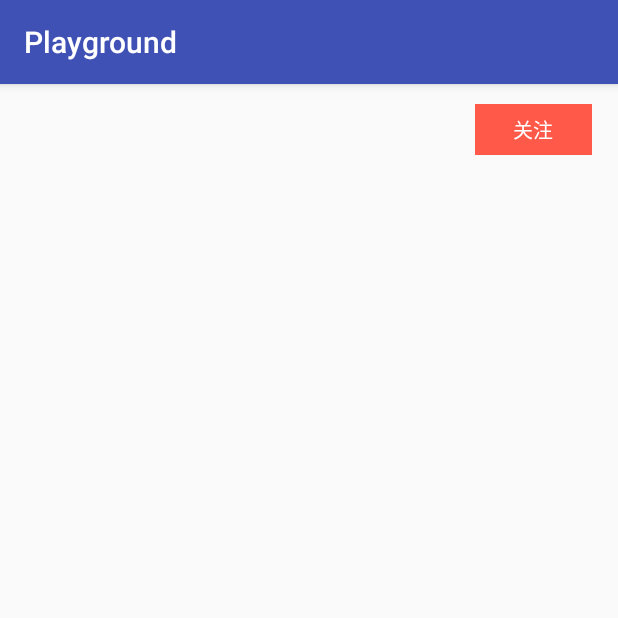
After one commit to liyonganStudy/playground, an Android app: the SimpleAnimationActivity screen opened directly, with no data from a screen before it, on a phone screen of 412 x 824 dp, the top half of it. The commit adds this screen. Run offline under Robolectric (Android 15) with nearby library versions, the phone set to English and light mode, and no system bars.

Commit message:
创建简单动画

```diff
--- a/app/src/main/java/com/demo/playground/MainActivity.java
+++ b/app/src/main/java/com/demo/playground/MainActivity.java
@@ -72,7 +72,7 @@ public class MainActivity extends AppCompatActivity {
             }
             final String activityName = getItem(position);
             Button button = ((Button) convertView.findViewById(R.id.openActivity));
-            button.setText(mContext.getString(R.string.openActivity, activityName.substring(mContext.getPackageName().length() + 1)));
+            button.setText(mContext.getString(R.string.openActivity, activityName.substring(activityName.lastIndexOf(".") + 1)));
             button.setOnClickListener(new View.OnClickListener() {
                 @Override
                 public void onClick(View v) {
--- /dev/null
+++ b/app/src/main/java/com/demo/playground/animation/FollowButton.java
@@ -0,0 +1,117 @@
+package com.demo.playground.animation;
+
+import android.animation.Animator;
+import android.animation.AnimatorListenerAdapter;
+import android.animation.ArgbEvaluator;
+import android.animation.ValueAnimator;
+import android.content.Context;
+import android.graphics.Canvas;
+import android.graphics.Color;
+import android.support.annotation.Nullable;
+import android.support.v4.graphics.ColorUtils;
+import android.util.AttributeSet;
+
+import com.demo.playground.R;
+import com.demo.playground.utils.DimensionUtils;
+
+/**
+ * Created by hzliyongan on 2018/4/8.
+ */
+
+public class FollowButton extends android.support.v7.widget.AppCompatTextView {
+    private int mCustomBackgroundColor;
+    private ValueAnimator mFollowAnimator;
+    private ValueAnimator mUnFollowAnimator;
+    private boolean mShowFollowStatus = true;
+
+    public FollowButton(Context context) {
+        super(context);
+        init();
+    }
+
+    private void init() {
+        mFollowAnimator = getAnimator(1f, 0f);
+        mUnFollowAnimator = getAnimator(0f, 1f);
+    }
+
+    private ValueAnimator getAnimator(float from, float to) {
+        final int unFollowWidth = DimensionUtils.dimen2px(getContext(), R.dimen.followButtonWidth);
+        final int followedWith = DimensionUtils.dimen2px(getContext(), R.dimen.followButtonHeight);
+        final int unFollowColor = getResources().getColor(R.color.themeRed);
+        final int followedColor = ColorUtils.compositeColors(getResources().getColor(R.color.buttonBg), Color.BLACK);
+        ValueAnimator animator = ValueAnimator.ofFloat(from, to).setDuration(300);
+        animator.addUpdateListener(new ValueAnimator.AnimatorUpdateListener() {
+            ArgbEvaluator argbEvaluator = new ArgbEvaluator();
+            @Override
+            public void onAnimationUpdate(ValueAnimator animation) {
+                float fraction = (float) animation.getAnimatedValue();
+
+                getLayoutParams().width = (int) (unFollowWidth - (unFollowWidth - followedWith) * fraction);
+                requestLayout();
+                setCustomBackgroundColor((Integer) argbEvaluator.evaluate(fraction, unFollowColor, followedColor));
+
+                if (fraction < 0.3f) {
+                    setTextColor(ColorUtils.setAlphaComponent(Color.WHITE, (int) ((1 - fraction / 0.3f) * 255)));
+                    if (!mShowFollowStatus) {
+                        mShowFollowStatus = true;
+                        setCompoundDrawablesWithIntrinsicBounds(0, 0, 0, 0);
+                        setText(getResources().getText(R.string.follow));
+                    }
+                } else {
+                    if (mShowFollowStatus) {
+                        mShowFollowStatus = false;
+                        setText("");
+                        setCompoundDrawablesWithIntrinsicBounds(0, R.drawable.vd_profile_btn_icn_followed, 0, 0);
+                    }
+                    int alpha = (int) ((fraction - 0.3f) / 0.7f * 255);
+                    getCompoundDrawables()[1].setAlpha(alpha);
+                    setTextColor(ColorUtils.setAlphaComponent(Color.WHITE, alpha));
+
+                }
+
+            }
+        });
+        animator.addListener(new AnimatorListenerAdapter() {
+            @Override
+            public void onAnimationEnd(Animator animation) {
+                super.onAnimationEnd(animation);
+                setClickable(true);
+            }
+
+            @Override
+            public void onAnimationStart(Animator animation) {
+                super.onAnimationStart(animation);
+                setClickable(false);
+            }
+        });
+        return animator;
+    }
+
+    public FollowButton(Context context, @Nullable AttributeSet attrs) {
+        super(context, attrs);
+        init();
+    }
+
+    public int getCustomBackgroundColor() {
+        return mCustomBackgroundColor;
+    }
+
+    public void setCustomBackgroundColor(int customBackgroundColor) {
+        mCustomBackgroundColor = customBackgroundColor;
+    }
+
+    @Override
+    protected void onDraw(Canvas canvas) {
+        canvas.drawColor(mCustomBackgroundColor);
+        super.onDraw(canvas);
+    }
+
+    public void startFollowAnimator() {
+        mFollowAnimator.start();
+    }
+
+    public void startUnFollowAnimator() {
+        mUnFollowAnimator.start();
+    }
+
+}
--- /dev/null
+++ b/app/src/main/java/com/demo/playground/animation/SimpleAnimationActivity.java
@@ -0,0 +1,60 @@
+package com.demo.playground.animation;
+
+import android.animation.Animator;
+import android.animation.AnimatorListenerAdapter;
+import android.animation.AnimatorSet;
+import android.animation.ArgbEvaluator;
+import android.animation.ObjectAnimator;
+import android.animation.ValueAnimator;
+import android.graphics.Color;
+import android.graphics.drawable.ColorDrawable;
+import android.support.v4.graphics.ColorUtils;
+import android.support.v7.app.AppCompatActivity;
+import android.os.Bundle;
+import android.view.View;
+import android.widget.TextView;
+
+import com.demo.playground.R;
+import com.demo.playground.utils.DimensionUtils;
+
+public class SimpleAnimationActivity extends AppCompatActivity {
+
+    private FollowButton mFollowButton;
+    private boolean mFollowed;
+
+
+    @Override
+    protected void onCreate(Bundle savedInstanceState) {
+        super.onCreate(savedInstanceState);
+        setContentView(R.layout.activity_simple_animation);
+        mFollowButton = (FollowButton) findViewById(R.id.followButton);
+        toggleFollowButton();
+        mFollowButton.setOnClickListener(new View.OnClickListener() {
+            @Override
+            public void onClick(View v) {
+                if (mFollowed) {
+                    mFollowButton.startFollowAnimator();
+                } else {
+                    mFollowButton.startUnFollowAnimator();
+                }
+                mFollowed = !mFollowed;
+            }
+        });
+    }
+
+
+
+    private void toggleFollowButton() {
+        if (mFollowed) {
+            mFollowButton.setText("");
+            mFollowButton.setCompoundDrawablesWithIntrinsicBounds(0, R.drawable.vd_profile_btn_icn_followed, 0, 0);
+            mFollowButton.setBackground(new ColorDrawable(ColorUtils.compositeColors(getResources().getColor(R.color.buttonBg), Color.BLACK)));
+            mFollowButton.getLayoutParams().width = DimensionUtils.dimen2px(this, R.dimen.followButtonHeight);
+        } else {
+            mFollowButton.setText(getResources().getString(R.string.follow));
+            mFollowButton.setCompoundDrawablesWithIntrinsicBounds(0, 0, 0, 0);
+            mFollowButton.setBackground(new ColorDrawable(getResources().getColor(R.color.themeRed)));
+            mFollowButton.getLayoutParams().width = DimensionUtils.dimen2px(this, R.dimen.followButtonWidth);
+        }
+    }
+}
--- a/app/src/main/java/com/demo/playground/utils/DimensionUtils.java
+++ b/app/src/main/java/com/demo/playground/utils/DimensionUtils.java
@@ -47,4 +47,7 @@ public class DimensionUtils {
         return context.getResources().getDisplayMetrics().heightPixels;
     }
 
+    public static int dimen2px(Context context, int dimen) {
+        return context.getResources().getDimensionPixelSize(dimen);
+    }
 }
--- /dev/null
+++ b/app/src/main/res/drawable/vd_profile_btn_icn_followed.xml
@@ -0,0 +1,14 @@
+<?xml version="1.0" encoding="utf-8"?>
+<vector xmlns:android="http://schemas.android.com/apk/res/android"
+    android:width="20dp"
+    android:height="20dp"
+    android:viewportWidth="60"
+    android:viewportHeight="60">
+
+    <path
+        android:fillColor="#FFFFFF"
+        android:pathData="M44.4,37.5c0.5,0.7,1.4,0.8,2.1,0.4s0.8-1.4,0.4-2.1c-2.2-3.1-5.1-5.5-8.4-7 c2.9-2.5,4.6-6.2,4.6-10.2c0-7.4-5.9-13.4-13.2-13.4c-7.3,0-13.2,6-13.2,13.4c0,4,1.7,7.7,4.6,10.2C13.8,32,8.8,39.5,8.8,47.9 c0,3.4,2.8,6.2,6.2,6.2c0.8,0,1.5-0.7,1.5-1.5s-0.7-1.5-1.5-1.5c-1.8,0-3.2-1.4-3.2-3.2c0-8.1,5.4-15.1,13-17.3 c0.8-0.2,1.3-1.1,1-1.9c0-0.1-0.1-0.2-0.1-0.3c-0.1-0.2-0.3-0.5-0.6-0.6c-3.4-1.8-5.5-5.3-5.5-9.3c0-5.8,4.6-10.4,10.2-10.4 c5.7,0,10.2,4.7,10.2,10.4c0,3.9-2.2,7.5-5.5,9.3c-0.4,0.2-0.6,0.6-0.7,0.9c-0.2,0.8,0.2,1.6,1,1.8C38.6,31.7,42,34.1,44.4,37.5z" />
+    <path
+        android:fillColor="#FFFFFF"
+        android:pathData="M58.5,35.5c-0.6-0.5-1.6-0.5-2.1,0.2L43.8,50.3l-5-5.4c-0.6-0.6-1.5-0.6-2.1-0.1 c-0.6,0.6-0.6,1.5-0.1,2.1l6.1,6.6c0.6,0.7,1.7,0.6,2.2,0l13.6-16C59.2,36.9,59.1,36,58.5,35.5z" />
+</vector>
--- /dev/null
+++ b/app/src/main/res/layout/activity_simple_animation.xml
@@ -0,0 +1,20 @@
+<?xml version="1.0" encoding="utf-8"?>
+<RelativeLayout xmlns:android="http://schemas.android.com/apk/res/android"
+    xmlns:tools="http://schemas.android.com/tools"
+    android:layout_width="match_parent"
+    android:layout_height="match_parent"
+    tools:context="com.demo.playground.animation.SimpleAnimationActivity">
+
+    <com.demo.playground.animation.FollowButton
+        android:id="@+id/followButton"
+        android:layout_width="@dimen/followButtonWidth"
+        android:layout_height="@dimen/followButtonHeight"
+        android:layout_alignParentEnd="true"
+        android:layout_alignParentTop="true"
+        android:layout_marginEnd="17dp"
+        android:layout_marginTop="13dp"
+        android:gravity="center"
+        android:text="@string/follow"
+        android:textColor="#fff"
+        android:textSize="13sp" />
+</RelativeLayout>
--- a/app/src/main/res/values/colors.xml
+++ b/app/src/main/res/values/colors.xml
@@ -3,4 +3,6 @@
     <color name="colorPrimary">#3F51B5</color>
     <color name="colorPrimaryDark">#303F9F</color>
     <color name="colorAccent">#FF4081</color>
+    <color name="themeRed">#ffFF594A</color>
+    <color name="buttonBg">#66ffffff</color>
 </resources>
--- a/app/src/main/res/values/dimens.xml
+++ b/app/src/main/res/values/dimens.xml
@@ -2,4 +2,6 @@
     <!-- Default screen margins, per the Android Design guidelines. -->
     <dimen name="activity_horizontal_margin">16dp</dimen>
     <dimen name="activity_vertical_margin">16dp</dimen>
+    <dimen name="followButtonHeight">34dp</dimen>
+    <dimen name="followButtonWidth">78dp</dimen>
 </resources>
--- a/app/src/main/res/values/strings.xml
+++ b/app/src/main/res/values/strings.xml
@@ -1,4 +1,5 @@
 <resources>
     <string name="app_name">Playground</string>
     <string name="openActivity">打开%s</string>
+    <string name="follow">关注</string>
 </resources>
```
Also changed, not shown: app/src/main/AndroidManifest.xml (+4 -3 lines).
